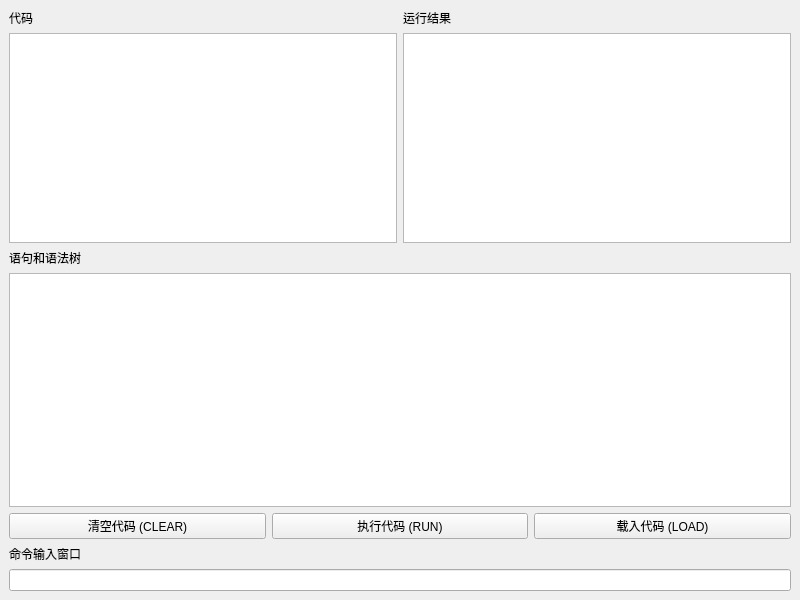
This is SE2322_HighLevelDataStructure/20210327_minimalBasic/MainWindow.ui in echo-xiao9/SJTU-SE-Sophomore as Qt 5 draws it before an edit. The edited form follows.
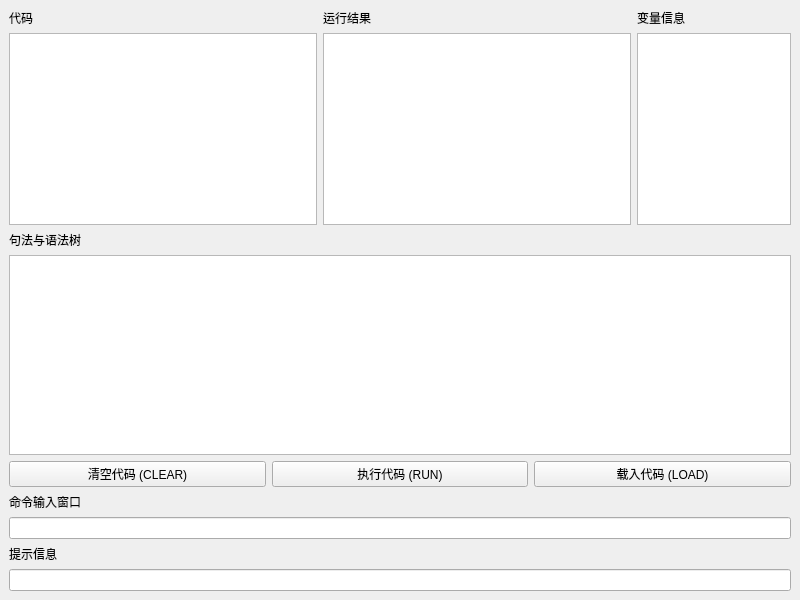
This is the edited form.

The edit to the form file:
```diff
--- a/SE2322_HighLevelDataStructure/20210327_minimalBasic/MainWindow.ui
+++ b/SE2322_HighLevelDataStructure/20210327_minimalBasic/MainWindow.ui
@@ -14,11 +14,11 @@
    <string>MainWindow</string>
   </property>
   <widget class="QWidget" name="centralwidget">
-   <layout class="QHBoxLayout" name="horizontalLayout_2">
+   <layout class="QVBoxLayout" name="verticalLayout_5">
     <item>
      <layout class="QVBoxLayout" name="verticalLayout">
       <item>
-       <layout class="QHBoxLayout" name="horizontalLayout_3">
+       <layout class="QHBoxLayout" name="horizontalLayout_3" stretch="2,2,1">
         <item>
          <layout class="QVBoxLayout" name="verticalLayout_2">
           <item>
@@ -47,12 +47,26 @@
           </item>
          </layout>
         </item>
+        <item>
+         <layout class="QVBoxLayout" name="verticalLayout_4" stretch="0,0">
+          <item>
+           <widget class="QLabel" name="varLabel">
+            <property name="text">
+             <string>变量信息</string>
+            </property>
+           </widget>
+          </item>
+          <item>
+           <widget class="QTextBrowser" name="varBrowser"/>
+          </item>
+         </layout>
+        </item>
        </layout>
       </item>
       <item>
        <widget class="QLabel" name="label_2">
         <property name="text">
-         <string>语句和语法树</string>
+         <string>句法与语法树</string>
         </property>
        </widget>
       </item>
@@ -94,6 +108,16 @@
       <item>
        <widget class="QLineEdit" name="codeLineEdit"/>
       </item>
+      <item>
+       <widget class="QLabel" name="messageLabel">
+        <property name="text">
+         <string>提示信息</string>
+        </property>
+       </widget>
+      </item>
+      <item>
+       <widget class="QLineEdit" name="messageLineEdit"/>
+      </item>
      </layout>
     </item>
    </layout>
```
Left out of the diff: 14 changed lines with no effect on the pictures.
